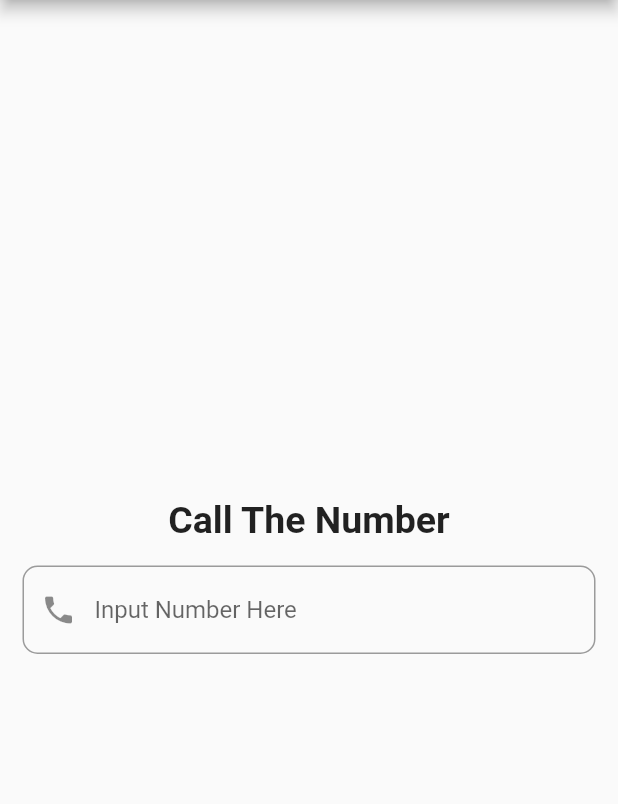
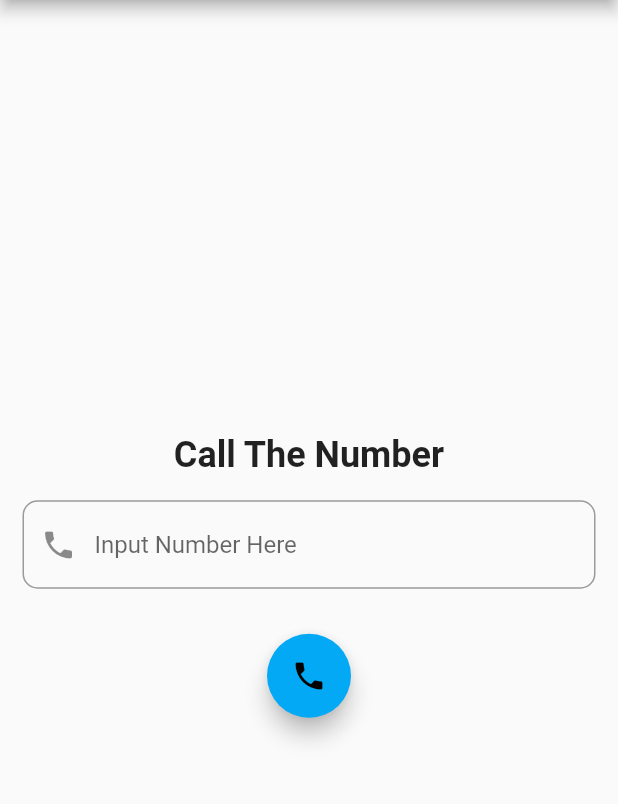
Before and after one commit to akumiq/How-to-Access-Phone-Number, a Flutter app: the screen it shows after launch, on a phone screen of 412 x 824 dp, the part 84-888 px from its top. Run offline on Flutter 3.47's test engine with Material 2 defaults, Android fonts, the phone set to English and light mode, and no system bars.

Commit message:
create layout

```diff
--- a/lib/main.dart
+++ b/lib/main.dart
@@ -34,14 +34,19 @@ class _MyHomePageState extends State<MyHomePage> {
                     children: <Widget>[
                   Text('Call The Number',
                       style:
-                          TextStyle(fontSize: 25, fontWeight: FontWeight.bold)),
+                          TextStyle(fontSize: 24, fontWeight: FontWeight.bold)),
                   Padding(padding: const EdgeInsets.only(top: 16)),
                   TextField(
                       decoration: InputDecoration(
                           hintText: 'Input Number Here',
                           border: OutlineInputBorder(
                               borderRadius: BorderRadius.circular(10)),
-                          prefixIcon: Icon(Icons.phone)))
+                          prefixIcon: Icon(Icons.phone))),
+                  Padding(padding: const EdgeInsets.only(top: 30)),
+                  FloatingActionButton(
+                      onPressed: null,
+                      child: Icon(Icons.phone, color: Colors.black),
+                      backgroundColor: Colors.lightBlue)
                 ]))));
   }
 }
```
